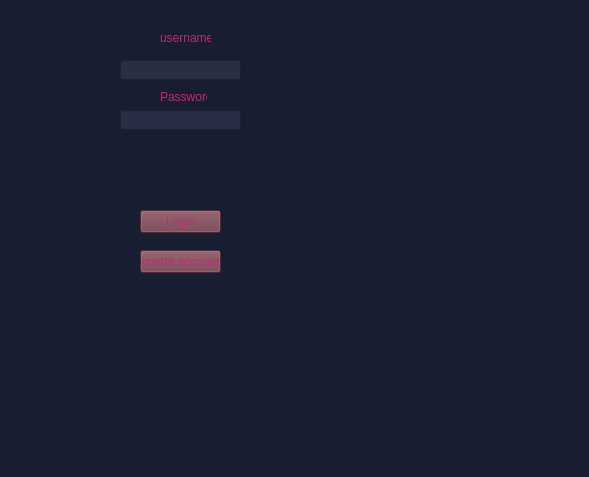
Qt form UI/passwords_manager.ui (Monir-Nassan/Passwords-Manager) before a commit.
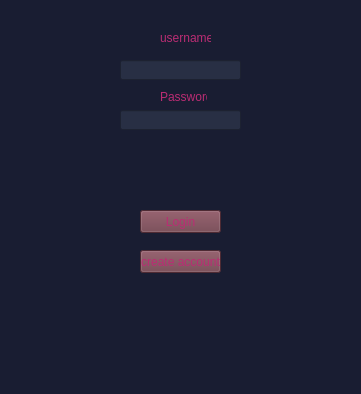
The same form after that commit. The open tabs and pages were chosen to show the change.

Commit message: resize login page

Patch:
```diff
--- a/UI/passwords_manager.ui
+++ b/UI/passwords_manager.ui
@@ -6,8 +6,8 @@
    <rect>
     <x>0</x>
     <y>0</y>
-    <width>589</width>
-    <height>477</height>
+    <width>361</width>
+    <height>394</height>
    </rect>
   </property>
   <property name="windowTitle">
```
Left out of the diff: 4 changed lines with no effect on the pictures.
